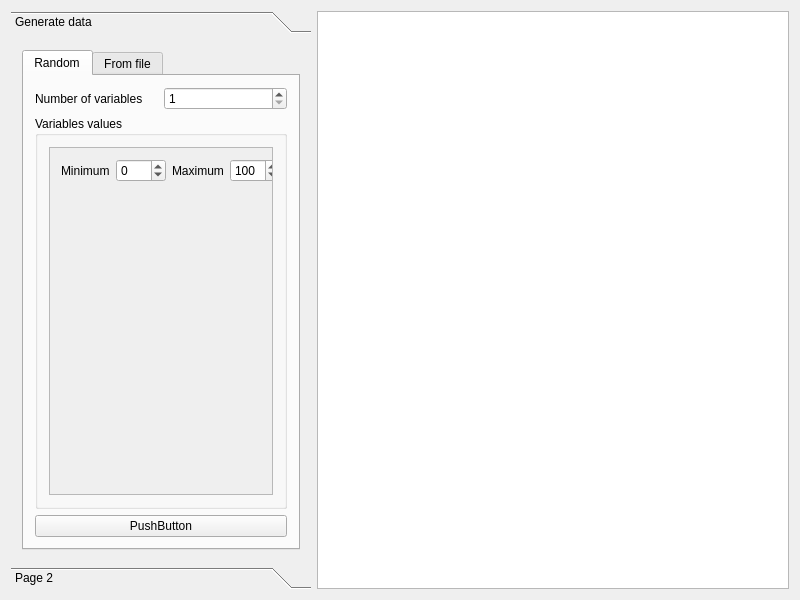
olavph/Classifier, file mainwindow.ui: the form before one commit.
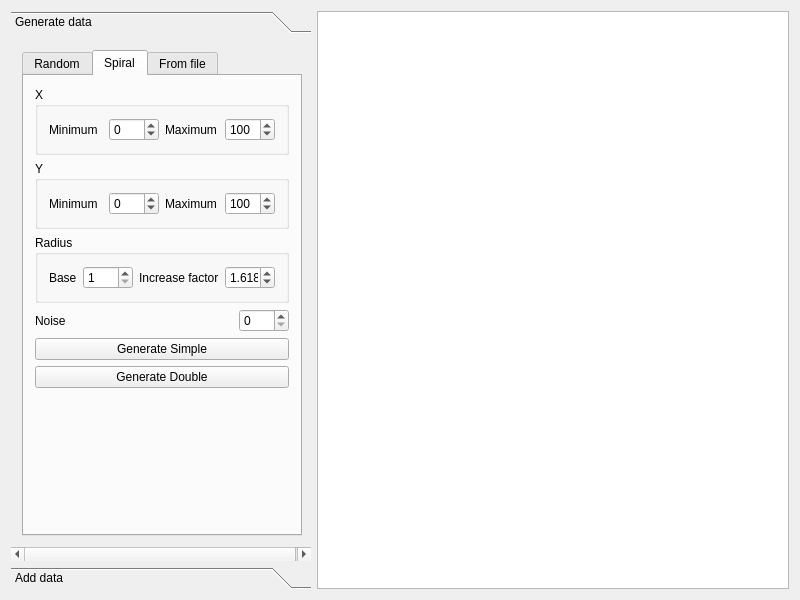
The form after the commit.

Commit message: Added tab to generate spirals

```diff
--- a/mainwindow.ui
+++ b/mainwindow.ui
@@ -23,6 +23,12 @@
         <verstretch>0</verstretch>
        </sizepolicy>
       </property>
+      <property name="minimumSize">
+       <size>
+        <width>300</width>
+        <height>400</height>
+       </size>
+      </property>
       <property name="maximumSize">
        <size>
         <width>300</width>
@@ -48,7 +54,7 @@
         <item>
          <widget class="QTabWidget" name="GenerateDataTabWidget">
           <property name="currentIndex">
-           <number>0</number>
+           <number>1</number>
           </property>
           <widget class="QWidget" name="tab_2">
            <attribute name="title">
@@ -182,12 +188,253 @@
             <item>
              <widget class="QPushButton" name="pushButton">
               <property name="text">
-               <string>PushButton</string>
+               <string>Generate</string>
               </property>
              </widget>
             </item>
            </layout>
           </widget>
+          <widget class="QWidget" name="tab_3">
+           <attribute name="title">
+            <string>Spiral</string>
+           </attribute>
+           <layout class="QVBoxLayout" name="verticalLayout_6">
+            <item>
+             <widget class="QGroupBox" name="groupBox">
+              <property name="title">
+               <string>X</string>
+              </property>
+              <layout class="QHBoxLayout" name="horizontalLayout_5">
+               <item>
+                <widget class="QLabel" name="SpiralMinimumXLabel">
+                 <property name="text">
+                  <string>Minimum</string>
+                 </property>
+                </widget>
+               </item>
+               <item>
+                <widget class="QSpinBox" name="SpiralMinimumXSpinBox">
+                 <property name="maximumSize">
+                  <size>
+                   <width>50</width>
+                   <height>16777215</height>
+                  </size>
+                 </property>
+                 <property name="minimum">
+                  <number>-999999999</number>
+                 </property>
+                 <property name="maximum">
+                  <number>999999999</number>
+                 </property>
+                </widget>
+               </item>
+               <item>
+                <widget class="QLabel" name="SpiralMaximumXLabel">
+                 <property name="text">
+                  <string>Maximum</string>
+                 </property>
+                </widget>
+               </item>
+               <item>
+                <widget class="QSpinBox" name="SpiralMaximumXSpinBox">
+                 <property name="maximumSize">
+                  <size>
+                   <width>50</width>
+                   <height>16777215</height>
+                  </size>
+                 </property>
+                 <property name="minimum">
+                  <number>-999999999</number>
+                 </property>
+                 <property name="maximum">
+                  <number>999999999</number>
+                 </property>
+                 <property name="value">
+                  <number>100</number>
+                 </property>
+                </widget>
+               </item>
+              </layout>
+             </widget>
+            </item>
+            <item>
+             <widget class="QGroupBox" name="groupBox_2">
+              <property name="title">
+               <string>Y</string>
+              </property>
+              <layout class="QHBoxLayout" name="horizontalLayout_6">
+               <item>
+                <widget class="QLabel" name="SpiralMinimumYLabel">
+                 <property name="text">
+                  <string>Minimum</string>
+                 </property>
+                </widget>
+               </item>
+               <item>
+                <widget class="QSpinBox" name="SpiralMinimumYSpinBox">
+                 <property name="maximumSize">
+                  <size>
+                   <width>50</width>
+                   <height>16777215</height>
+                  </size>
+                 </property>
+                 <property name="minimum">
+                  <number>-999999999</number>
+                 </property>
+                 <property name="maximum">
+                  <number>999999999</number>
+                 </property>
+                </widget>
+               </item>
+               <item>
+                <widget class="QLabel" name="SpiralMaximumYLabel">
+                 <property name="text">
+                  <string>Maximum</string>
+                 </property>
+                </widget>
+               </item>
+               <item>
+                <widget class="QSpinBox" name="SpiralMaximumYSpinBox">
+                 <property name="maximumSize">
+                  <size>
+                   <width>50</width>
+                   <height>16777215</height>
+                  </size>
+                 </property>
+                 <property name="minimum">
+                  <number>-999999999</number>
+                 </property>
+                 <property name="maximum">
+                  <number>999999999</number>
+                 </property>
+                 <property name="value">
+                  <number>100</number>
+                 </property>
+                </widget>
+               </item>
+              </layout>
+             </widget>
+            </item>
+            <item>
+             <widget class="QGroupBox" name="groupBox_3">
+              <property name="title">
+               <string>Radius</string>
+              </property>
+              <layout class="QHBoxLayout" name="horizontalLayout_7">
+               <item>
+                <widget class="QLabel" name="SpiralRadiusBaseLabel">
+                 <property name="text">
+                  <string>Base</string>
+                 </property>
+                </widget>
+               </item>
+               <item>
+                <widget class="QSpinBox" name="SpiralRadiusBaseSpinBox">
+                 <property name="maximumSize">
+                  <size>
+                   <width>50</width>
+                   <height>16777215</height>
+                  </size>
+                 </property>
+                 <property name="minimum">
+                  <number>1</number>
+                 </property>
+                 <property name="maximum">
+                  <number>999999999</number>
+                 </property>
+                </widget>
+               </item>
+               <item>
+                <widget class="QLabel" name="SpiralRadiusIncreaseFactorLabel">
+                 <property name="text">
+                  <string>Increase factor</string>
+                 </property>
+                </widget>
+               </item>
+               <item>
+                <widget class="QDoubleSpinBox" name="SpiralRadiusIncreaseFactorSpinBox">
+                 <property name="maximumSize">
+                  <size>
+                   <width>50</width>
+                   <height>16777215</height>
+                  </size>
+                 </property>
+                 <property name="decimals">
+                  <number>3</number>
+                 </property>
+                 <property name="minimum">
+                  <double>1.001000000000000</double>
+                 </property>
+                 <property name="maximum">
+                  <double>999999999.000000000000000</double>
+                 </property>
+                 <property name="singleStep">
+                  <double>0.000000000000000</double>
+                 </property>
+                 <property name="value">
+                  <double>1.618000000000000</double>
+                 </property>
+                </widget>
+               </item>
+              </layout>
+             </widget>
+            </item>
+            <item>
+             <layout class="QHBoxLayout" name="horizontalLayout_8">
+              <item>
+               <widget class="QLabel" name="SpiralNoiseLabel">
+                <property name="text">
+                 <string>Noise</string>
+                </property>
+               </widget>
+              </item>
+              <item>
+               <widget class="QSpinBox" name="SpiralNoiseSpinBox">
+                <property name="maximumSize">
+                 <size>
+                  <width>50</width>
+                  <height>16777215</height>
+                 </size>
+                </property>
+                <property name="minimum">
+                 <number>0</number>
+                </property>
+                <property name="maximum">
+                 <number>999999999</number>
+                </property>
+               </widget>
+              </item>
+             </layout>
+            </item>
+            <item>
+             <widget class="QPushButton" name="SpiralGenerateButton">
+              <property name="text">
+               <string>Generate Simple</string>
+              </property>
+             </widget>
+            </item>
+            <item>
+             <widget class="QPushButton" name="SpiralGenerateDouble">
+              <property name="text">
+               <string>Generate Double</string>
+              </property>
+             </widget>
+            </item>
+            <item>
+             <spacer name="verticalSpacer_2">
+              <property name="orientation">
+               <enum>Qt::Vertical</enum>
+              </property>
+              <property name="sizeHint" stdset="0">
+               <size>
+                <width>20</width>
+                <height>40</height>
+               </size>
+              </property>
+             </spacer>
+            </item>
+           </layout>
+          </widget>
           <widget class="QWidget" name="tab">
            <attribute name="title">
             <string>From file</string>
@@ -243,7 +490,7 @@
         </rect>
        </property>
        <attribute name="label">
-        <string>Page 2</string>
+        <string>Add data</string>
        </attribute>
       </widget>
      </widget>
```
Left out of the diff: 54 changed lines with no effect on the pictures. The commit also changes 3 other files.
